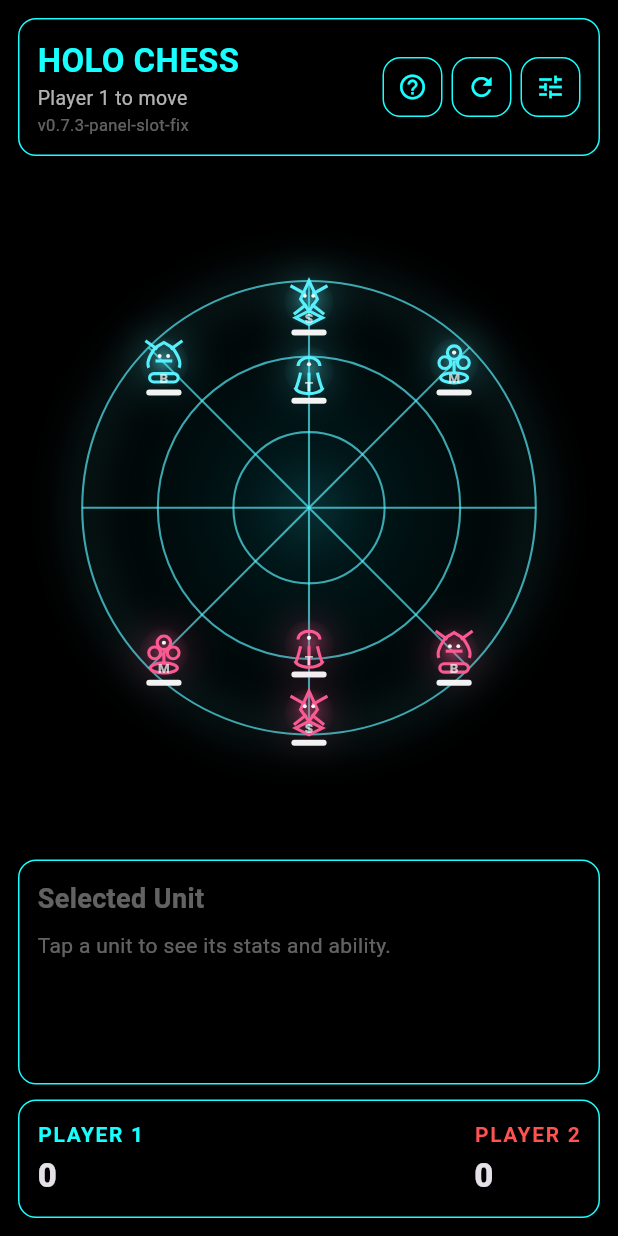
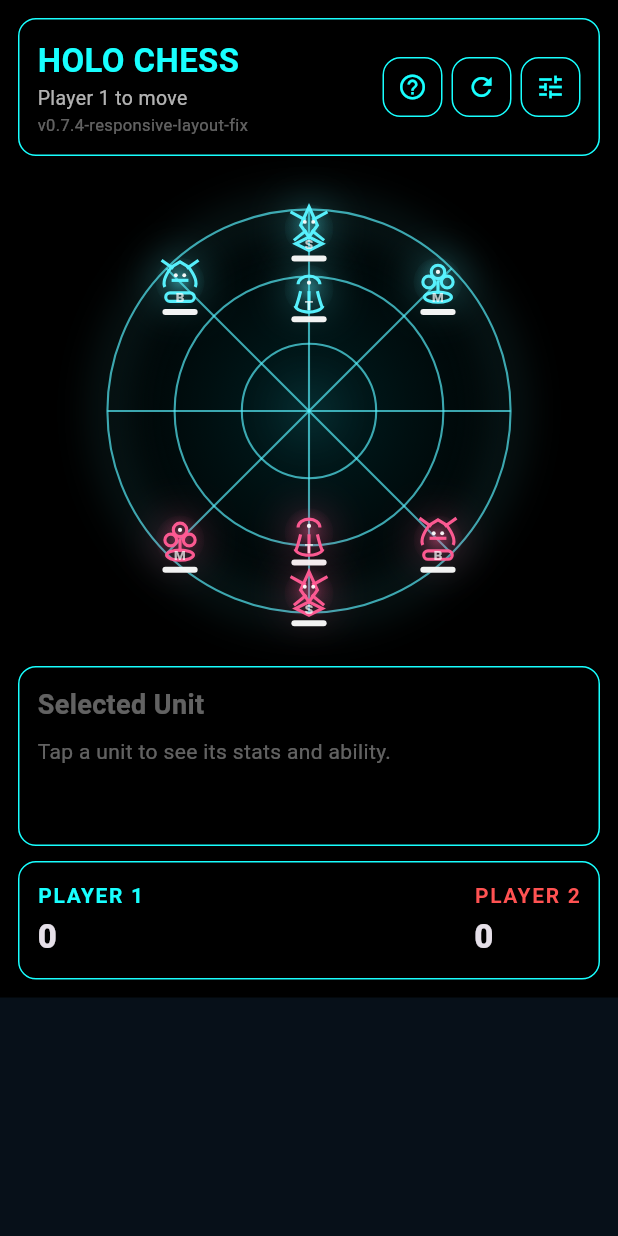
Before and after one commit to JvSlice/HoloChess, a Flutter app: the screen it shows after launch, on a phone screen of 412 x 824 dp. Run offline on Flutter 3.47's test engine with Material 3 defaults, Android fonts, the phone set to English and light mode, and no system bars.

Commit message:
Update main.dart
Fixing ui

```diff
--- a/lib/main.dart
+++ b/lib/main.dart
@@ -5,7 +5,7 @@ void main() {
   runApp(const HoloApp());
 }
 
-const String gameVersion = 'v0.7.3-panel-slot-fix';
+const String gameVersion = 'v0.7.4-responsive-layout-fix';
 
 class HoloApp extends StatelessWidget {
   const HoloApp({super.key});
@@ -29,11 +29,8 @@ class HoloApp extends StatelessWidget {
 }
 
 enum PlayerSide { cyan, red }
-
 enum GameMode { vsAI, local }
-
 enum Difficulty { easy, medium, hard }
-
 enum UnitType { brute, striker, mystic, tentacle }
 
 extension PlayerSideX on PlayerSide {
@@ -81,9 +78,8 @@ class BoardPos {
   const BoardPos(this.ring, this.sector);
 
   @override
-  bool operator ==(Object other) {
-    return other is BoardPos && other.ring == ring && other.sector == sector;
-  }
+  bool operator ==(Object other) =>
+      other is BoardPos && other.ring == ring && other.sector == sector;
 
   @override
   int get hashCode => Object.hash(ring, sector);
@@ -257,7 +253,6 @@ class GameState {
   factory GameState.initial() {
     final units = <BoardPos, Unit>{};
 
-    // Opposite-side layout restored.
     units[const BoardPos(2, 7)] = Unit(UnitType.brute, PlayerSide.cyan, 12);
     units[const BoardPos(2, 0)] = Unit(UnitType.striker, PlayerSide.cyan, 8);
     units[const BoardPos(2, 1)] = Unit(UnitType.mystic, PlayerSide.cyan, 10);
@@ -493,9 +488,8 @@ class CinematicAI {
   AiChoice? choose(GameState state) {
     final actions = <AiChoice>[];
 
-    final aiUnits = state.units.entries
-        .where((e) => e.value.owner == PlayerSide.red)
-        .toList();
+    final aiUnits =
+        state.units.entries.where((e) => e.value.owner == PlayerSide.red).toList();
 
     for (final entry in aiUnits) {
       final from = entry.key;
@@ -634,9 +628,8 @@ class CinematicAI {
   ) {
     double score = 0;
 
-    final enemies = sim.units.entries
-        .where((e) => e.value.owner == PlayerSide.cyan)
-        .toList();
+    final enemies =
+        sim.units.entries.where((e) => e.value.owner == PlayerSide.cyan).toList();
 
     int nearestEnemyDistance = 99;
     for (final enemy in enemies) {
@@ -1065,7 +1058,7 @@ class _GamePageState extends State<GamePage> {
 
   Widget _buildSelectedPanelSlot(Unit? selectedUnit) {
     return SizedBox(
-      height: 150,
+      height: 120,
       child: selectedUnit == null
           ? const HoloPanel(
               child: Column(
@@ -1228,8 +1221,9 @@ class _GamePageState extends State<GamePage> {
   @override
   Widget build(BuildContext context) {
     final selectedUnit = selected != null ? state.unitAt(selected!) : null;
-    final isWide = MediaQuery.of(context).size.width >= 1000;
-    const double boardSize = 360;
+    final screenWidth = MediaQuery.of(context).size.width;
+    final isWide = screenWidth >= 850;
+    final double boardSize = isWide ? 420 : 320;
 
     return Scaffold(
       body: Stack(
@@ -1240,6 +1234,7 @@ class _GamePageState extends State<GamePage> {
               padding: const EdgeInsets.all(12),
               child: isWide
                   ? Row(
+                      crossAxisAlignment: CrossAxisAlignment.start,
                       children: [
                         Expanded(
                           flex: 6,
@@ -1255,7 +1250,7 @@ class _GamePageState extends State<GamePage> {
                                     child: Stack(
                                       children: [
                                         CustomPaint(
-                                          size: const Size(boardSize, boardSize),
+                                          size: Size(boardSize, boardSize),
                                           painter: RoundBoardPainter(),
                                         ),
                                         ...List.generate(GameState.ringCount, (ring) {
@@ -1340,19 +1335,19 @@ class _GamePageState extends State<GamePage> {
                         ),
                       ],
                     )
-                  : Column(
+                  : SingleChildScrollView(
+                      child: Column(
                         children: [
                           _buildTopBar(),
                           const SizedBox(height: 10),
-                        Expanded(
-                          child: Center(
+                          Center(
                             child: SizedBox(
                               width: boardSize,
                               height: boardSize,
                               child: Stack(
                                 children: [
                                   CustomPaint(
-                                    size: const Size(boardSize, boardSize),
+                                    size: Size(boardSize, boardSize),
                                     painter: RoundBoardPainter(),
                                   ),
                                   ...List.generate(GameState.ringCount, (ring) {
@@ -1408,7 +1403,6 @@ class _GamePageState extends State<GamePage> {
                               ),
                             ),
                           ),
-                        ),
                           const SizedBox(height: 10),
                           _buildSelectedPanelSlot(selectedUnit),
                           const SizedBox(height: 10),
@@ -1426,6 +1420,7 @@ class _GamePageState extends State<GamePage> {
                             _buildControlsPanel(selectedUnit),
                           ],
                         ],
+                      ),
                     ),
             ),
           ),
```
Lines whose indentation alone changed are shown as unchanged.
